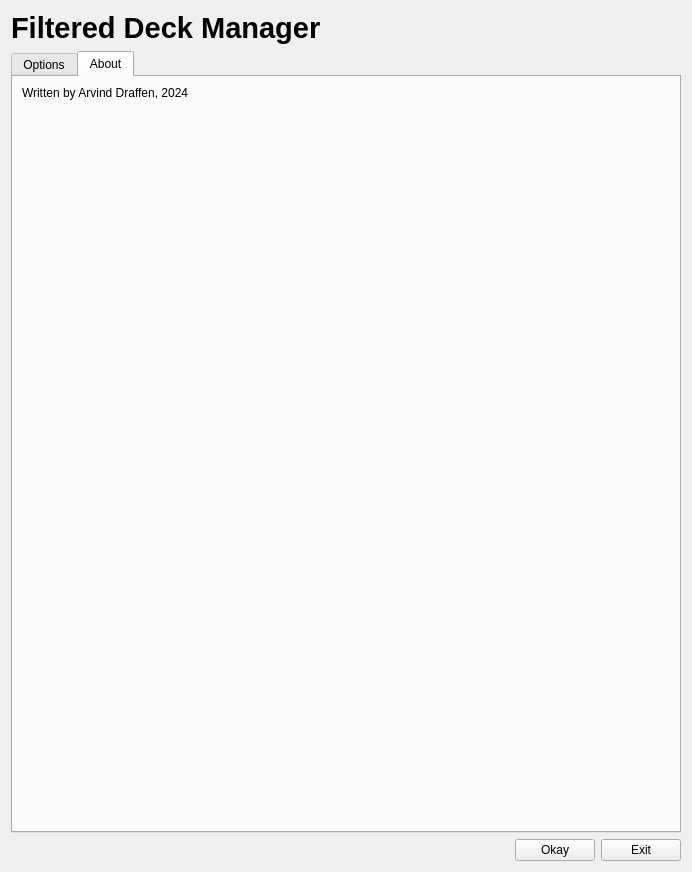
The window that FilteredDeckManager/Designer/form.ui (arvinddraffen/FilteredDeckManagerPlugin) describes before a commit, drawn with Qt 5.
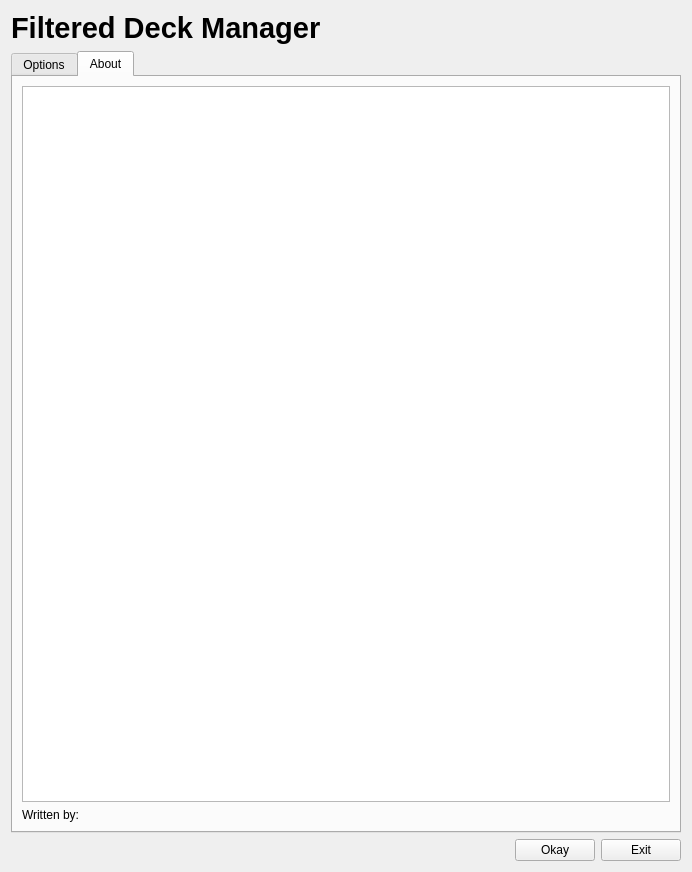
The same window after the commit. The open tabs and pages were chosen to show the change.

Commit message: Add more information to About tab on add-on usage.

Diff of the .ui file:
```diff
--- a/FilteredDeckManager/Designer/form.ui
+++ b/FilteredDeckManager/Designer/form.ui
@@ -199,28 +199,14 @@
       </attribute>
       <layout class="QVBoxLayout" name="verticalLayout_6">
        <item>
-        <layout class="QVBoxLayout" name="tabAboutLayout">
+        <widget class="QTextBrowser" name="textBrowser"/>
+       </item>
          <item>
           <widget class="QLabel" name="labelWrittenBy">
            <property name="text">
-            <string>Written by Arvind Draffen, 2024</string>
-           </property>
-          </widget>
-         </item>
-         <item>
-          <spacer name="tabAboutSpacer">
-           <property name="orientation">
-            <enum>Qt::Vertical</enum>
-           </property>
-           <property name="sizeHint" stdset="0">
-            <size>
-             <width>20</width>
-             <height>40</height>
-            </size>
-           </property>
-          </spacer>
-         </item>
-        </layout>
+          <string>Written by:</string>
+         </property>
+        </widget>
        </item>
       </layout>
      </widget>
```
Left out of the diff: 4 changed lines with no effect on the pictures. Lines whose indentation alone changed are shown as unchanged. The commit also changes 4 other files.
